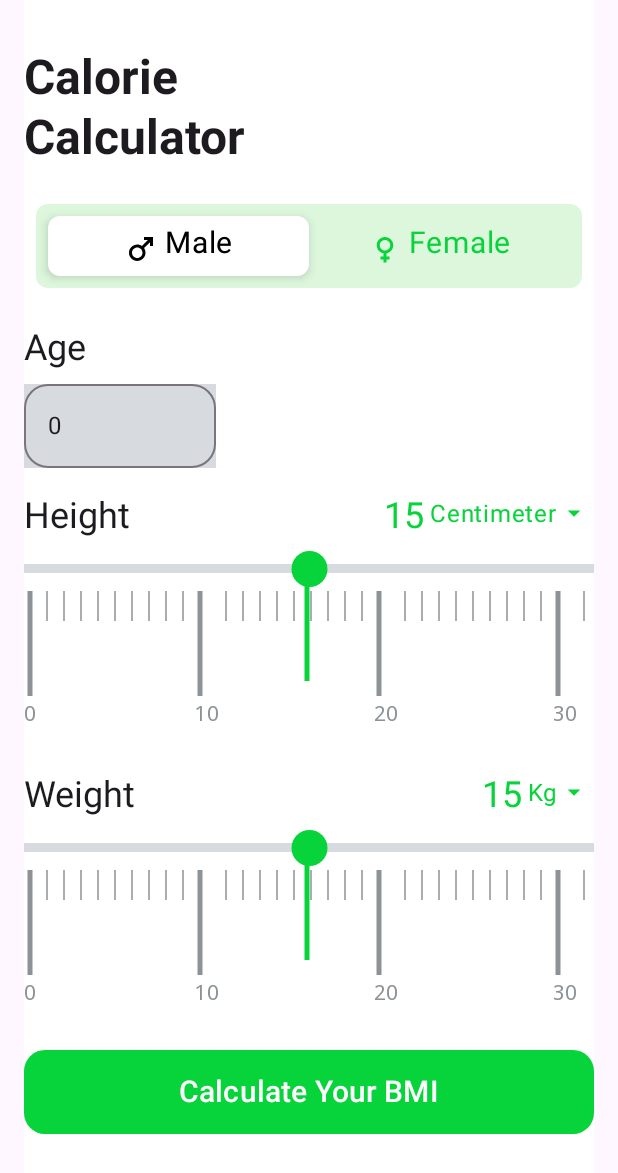
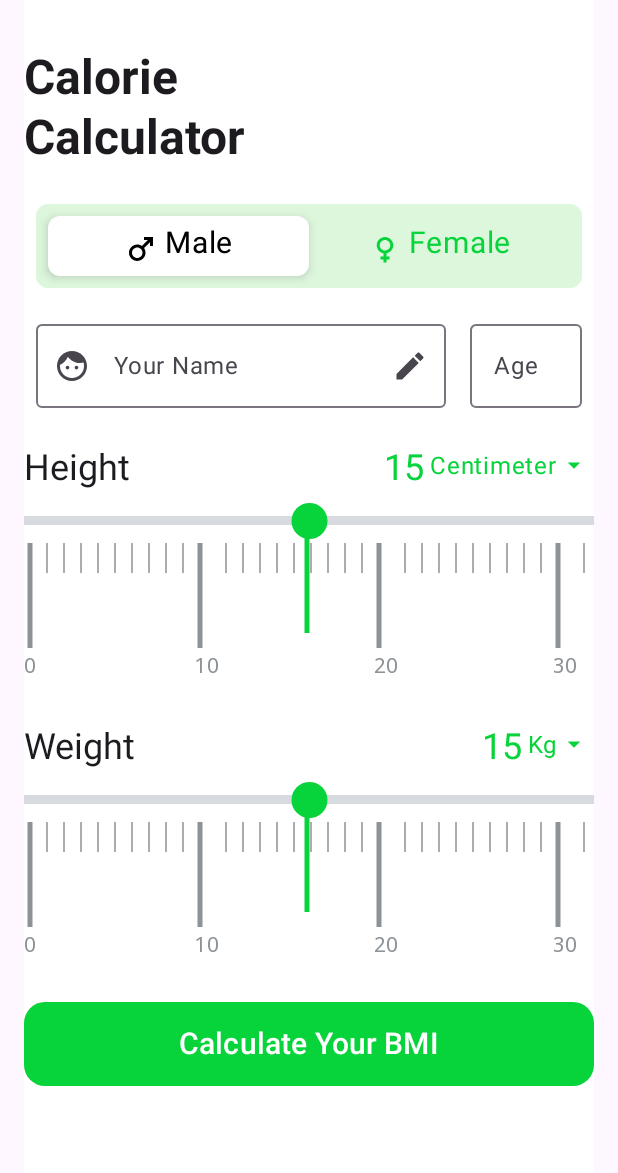
Before and after one commit to shivanandyadav11/SmartBmiCalculator, an Android app built with Jetpack Compose: the BMICalculatorScreen screen opened through its navigation route, on a phone screen of 412 x 824 dp. Shown: the top 1173 px of the screen. Run offline under Robolectric (Android 15) with nearby library versions, the phone set to English and light mode, and no system bars.

Commit message:
Code clean up

```diff
--- a/app/src/main/java/online/nsandroid/smartbmicalculator/model/ImageShareStatus.kt
+++ b/app/src/main/java/online/nsandroid/smartbmicalculator/model/ImageShareStatus.kt
@@ -1,7 +1,6 @@
 package online.nsandroid.smartbmicalculator.model
 
 import android.graphics.Bitmap
-import android.media.Image
 
 sealed interface ImageShareStatus {
     class Success(val bitmap: Bitmap) : ImageShareStatus
--- a/app/src/main/java/online/nsandroid/smartbmicalculator/model/UserData.kt
+++ b/app/src/main/java/online/nsandroid/smartbmicalculator/model/UserData.kt
@@ -1,6 +1,7 @@
 package online.nsandroid.smartbmicalculator.model
 
 data class UserData(
+    val name: String = "Shiva",
     val gender: String = "Male",
     val age: Int = 0,
     val height: Double = 0.0,
--- a/app/src/main/java/online/nsandroid/smartbmicalculator/navigation/NavigationContainer.kt
+++ b/app/src/main/java/online/nsandroid/smartbmicalculator/navigation/NavigationContainer.kt
@@ -2,10 +2,8 @@ package online.nsandroid.smartbmicalculator.navigation
 
 import androidx.compose.material3.Scaffold
 import androidx.compose.runtime.Composable
-import androidx.compose.runtime.getValue
 import androidx.compose.runtime.rememberCoroutineScope
 import androidx.navigation.NavHostController
-import androidx.navigation.compose.currentBackStackEntryAsState
 import androidx.navigation.compose.rememberNavController
 import kotlinx.coroutines.CoroutineScope
 
@@ -14,9 +12,6 @@ internal fun NavigationContainer(
     scope: CoroutineScope = rememberCoroutineScope(),
     navController: NavHostController = rememberNavController()
 ) {
-    val navBackStackEntry by navController.currentBackStackEntryAsState()
-    val currentRoute = navBackStackEntry?.destination?.route
-
     Scaffold { paddingValues ->
         ApplicationNavHost(navController = navController, paddingValues = paddingValues)
     }
--- a/app/src/main/java/online/nsandroid/smartbmicalculator/navigation/destination/BMICalculatorGraphDestination.kt
+++ b/app/src/main/java/online/nsandroid/smartbmicalculator/navigation/destination/BMICalculatorGraphDestination.kt
@@ -1,7 +1,6 @@
 package online.nsandroid.smartbmicalculator.navigation.destination
 
 import androidx.compose.foundation.layout.PaddingValues
-import androidx.lifecycle.viewmodel.compose.viewModel
 import androidx.navigation.NavGraphBuilder
 import androidx.navigation.NavHostController
 import androidx.navigation.compose.composable
@@ -16,10 +15,11 @@ fun NavGraphBuilder.bmiCalculatorGraphDestination(
     viewModel: BmiCalculatorViewModel
 ) {
     composable(Screen.BMICalculatorScreen.route) {
-        BMICalculatorContainer(onCalculateClick = { gender, age, height, weight ->
+        BMICalculatorContainer(onCalculateClick = { name, gender, age, height, weight ->
             run {
                 viewModel.setUserData(
                     UserData(
+                        name = name,
                         gender = gender,
                         age = age,
                         height = height * 0.01,
--- a/app/src/main/java/online/nsandroid/smartbmicalculator/ui/compose/BMICalculatorContainer.kt
+++ b/app/src/main/java/online/nsandroid/smartbmicalculator/ui/compose/BMICalculatorContainer.kt
@@ -24,7 +24,8 @@ import androidx.compose.foundation.text.InlineTextContent
 import androidx.compose.foundation.text.KeyboardOptions
 import androidx.compose.foundation.text.appendInlineContent
 import androidx.compose.material.icons.Icons
-import androidx.compose.material.icons.filled.ArrowForward
+import androidx.compose.material.icons.filled.Edit
+import androidx.compose.material.icons.filled.Face
 import androidx.compose.material3.Button
 import androidx.compose.material3.ButtonDefaults
 import androidx.compose.material3.DropdownMenu
@@ -66,11 +67,10 @@ import androidx.compose.ui.text.withStyle
 import androidx.compose.ui.unit.dp
 import androidx.compose.ui.unit.sp
 import online.nsandroid.smartbmicalculator.R
-import online.nsandroid.smartbmicalculator.ui.theme.Grey
 import online.nsandroid.smartbmicalculator.ui.theme.LightGreen40
 
 @Composable
-internal fun BMICalculatorContainer(onCalculateClick: (String, Int, Int, Int) -> Unit) {
+internal fun BMICalculatorContainer(onCalculateClick: (String, String, Int, Int, Int) -> Unit) {
     val items = remember {
         listOf("Male", "Female")
     }
@@ -80,7 +80,8 @@ internal fun BMICalculatorContainer(onCalculateClick: (String, Int, Int, Int) ->
     }
     var expanded by remember { mutableStateOf(false) }
     var meterSelected by remember { mutableStateOf(true) }
-    var text by rememberSaveable { mutableStateOf("0") }
+    var name by rememberSaveable { mutableStateOf("") }
+    var age by rememberSaveable { mutableStateOf("") }
     var selectedIndex by remember {
         mutableIntStateOf(0)
     }
@@ -120,22 +121,36 @@ internal fun BMICalculatorContainer(onCalculateClick: (String, Int, Int, Int) ->
                 }
             )
         }
-        Spacer(modifier = Modifier.height(16.dp))
-        Text(
-            text = stringResource(id = R.string.age),
-            style = MaterialTheme.typography.headlineSmall,
-        )
-        Spacer(modifier = Modifier.height(8.dp))
-
-        OutlinedTextField(
-            value = text,
-            onValueChange = { text = it },
-            shape = RoundedCornerShape(16.dp),
-            keyboardOptions = KeyboardOptions(keyboardType = KeyboardType.Number, imeAction = ImeAction.Done),
-            modifier = Modifier
-                .width(128.dp)
-                .background(Grey),
-        )
+        Row {
+            OutlinedTextField(
+                value = name,
+                leadingIcon = { Icon(imageVector = Icons.Default.Face, contentDescription = null) },
+                trailingIcon = { Icon(imageVector = Icons.Default.Edit, contentDescription = null) },
+                modifier = Modifier
+                    .padding(8.dp)
+                    .weight(.8f)
+                    .fillMaxWidth(),
+                keyboardOptions = KeyboardOptions(keyboardType = KeyboardType.Text, imeAction = ImeAction.Next),
+                label = { Text(text = "Your Name") },
+                placeholder = { Text(text = "") },
+                onValueChange = {
+                    name = it
+                }
+            )
+            OutlinedTextField(
+                value = age,
+                modifier = Modifier
+                    .padding(8.dp)
+                    .weight(.25f)
+                    .fillMaxWidth(),
+                label = { Text(text = "Age") },
+                placeholder = { Text(text = "0") },
+                onValueChange = {
+                    age = it
+                },
+                keyboardOptions = KeyboardOptions(keyboardType = KeyboardType.Number, imeAction = ImeAction.Done),
+            )
+        }
         Spacer(modifier = Modifier.height(16.dp))
         Row {
             Text(
@@ -271,8 +286,9 @@ internal fun BMICalculatorContainer(onCalculateClick: (String, Int, Int, Int) ->
             colors = ButtonDefaults.buttonColors(containerColor = LightGreen40),
             shape = RoundedCornerShape(25),
             onClick = { onCalculateClick(
+                name,
                 items[selectedIndex],
-                text.toInt(),
+                age.toInt(),
                 length.intValue,
                 weight.intValue
             ) },
--- a/app/src/main/java/online/nsandroid/smartbmicalculator/ui/compose/BMIResultContainer.kt
+++ b/app/src/main/java/online/nsandroid/smartbmicalculator/ui/compose/BMIResultContainer.kt
@@ -79,7 +79,7 @@ internal fun BMIResultContainer(viewModel: BmiCalculatorViewModel, shareYourBMI:
                         .height(32.dp)
                 )
                 Text(
-                    text = stringResource(id = R.string.your_bmi_is),
+                    text = stringResource(id = R.string.your_bmi_is, userData.value.name),
                     style = MaterialTheme.typography.headlineLarge,
                     fontWeight = FontWeight.Bold,
                     textAlign = TextAlign.Start,
--- a/app/src/main/java/online/nsandroid/smartbmicalculator/ui/theme/Color.kt
+++ b/app/src/main/java/online/nsandroid/smartbmicalculator/ui/theme/Color.kt
@@ -9,7 +9,6 @@ val Pink80 = Color(0xFFEFB8C8)
 val LightGreen40 = Color(0xFF07D33A)
 val LightBlue40 = Color(0xFF2196F3)
 val LightRed40 = Color(0xFFF44336)
-val White = Color(0xFFFFFFFF)
 val DarkGreen40 = Color(0xFF036B1D)
 val Pink40 = Color(0xFF7D5260)
 val Grey = Color(0xFFD7DBDF)
--- a/app/src/main/java/online/nsandroid/smartbmicalculator/ui/util/ImageUtil.kt
+++ b/app/src/main/java/online/nsandroid/smartbmicalculator/ui/util/ImageUtil.kt
@@ -19,7 +19,12 @@ import java.io.File
 import java.io.FileOutputStream
 import java.io.OutputStream
 
-internal fun getBMIResultImage(rect: Rect, view: View, context: Context, imageShareStatus: (ImageShareStatus) -> Unit) {
+internal fun getBMIResultImage(
+    rect: Rect,
+    view: View,
+    context: Context,
+    imageShareStatus: (ImageShareStatus) -> Unit
+) {
 
     try {
         val bitmap = Bitmap.createBitmap(
@@ -72,7 +77,7 @@ internal fun getBMIResultImage(rect: Rect, view: View, context: Context, imageSh
 
 fun shareImage(context: Context, bitmap: Bitmap?) {
     fun getUri(context: Context, bitmap: Bitmap): Uri? {
-        val path: String = context.externalCacheDir.toString() + "/yourBMIResult.jpg"
+        val path: String = context.externalCacheDir.toString() + "/myBMIResult.jpg"
         val out: OutputStream?
         val file = File(path)
         try {
@@ -87,10 +92,11 @@ fun shareImage(context: Context, bitmap: Bitmap?) {
             context, context.packageName + ".provider", file
         )
     }
+
     val imageUri: Uri? = bitmap?.let { getUri(context, it) }
     val chooserIntent = Intent(Intent.ACTION_SEND)
     chooserIntent.type = "image/*"
-    chooserIntent.putExtra(Intent.EXTRA_TEXT, "Your Calculated BMI")
+    chooserIntent.putExtra(Intent.EXTRA_TEXT, "my Calculated BMI")
     chooserIntent.putExtra(Intent.EXTRA_STREAM, imageUri)
     chooserIntent.addFlags(Intent.FLAG_GRANT_READ_URI_PERMISSION)
     try {
--- a/app/src/main/res/values/strings.xml
+++ b/app/src/main/res/values/strings.xml
@@ -10,7 +10,7 @@
     <string name="height">Height</string>
     <string name="weight">Weight</string>
     <string name="calculate_your_bmi">Calculate Your BMI</string>
-    <string name="your_bmi_is">Your BMI is</string>
+    <string name="your_bmi_is">Hi %1$s, your BMI is</string>
     <string name="share_your_bmi">Share your BMI</string>
     <string name="calorie_calculator_para">Accurately calculate daily calories required for weight loss or maintenance</string>
 </resources>
```
